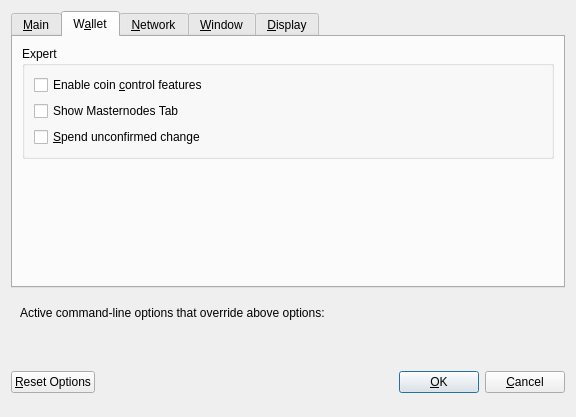
digiwage/digiwage, file src/qt/forms/optionsdialog.ui: the form before one commit.
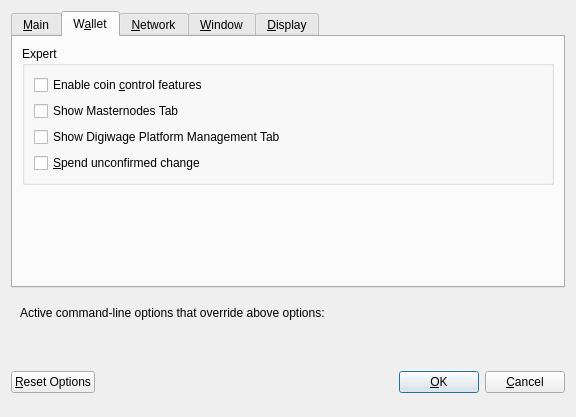
The form after the commit. The open tabs and pages were chosen to show the change. Custom widgets are drawn as their Qt base class.

The edit to the form file:
```diff
--- a/src/qt/forms/optionsdialog.ui
+++ b/src/qt/forms/optionsdialog.ui
@@ -232,6 +232,16 @@
             </property>
            </widget>
           </item>
+          <item>
+           <widget class="QCheckBox" name="showDigiwagePlatformTab">
+            <property name="toolTip">
+             <string>Shows Digiwage Platform management tab</string>
+            </property>
+            <property name="text">
+             <string>Show Digiwage Platform Management Tab</string>
+            </property>
+           </widget>
+          </item>
           <item>
            <widget class="QCheckBox" name="spendZeroConfChange">
             <property name="toolTip">
@@ -253,7 +263,7 @@
          <property name="sizeHint" stdset="0">
           <size>
            <width>20</width>
-           <height>40</height>
+           <height>35</height>
           </size>
          </property>
         </spacer>
```
Left out of the diff: 2 changed lines with no effect on the pictures.
